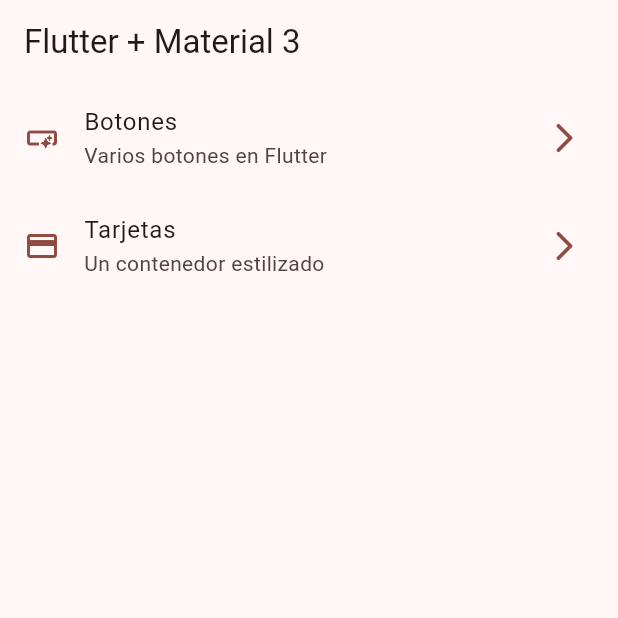
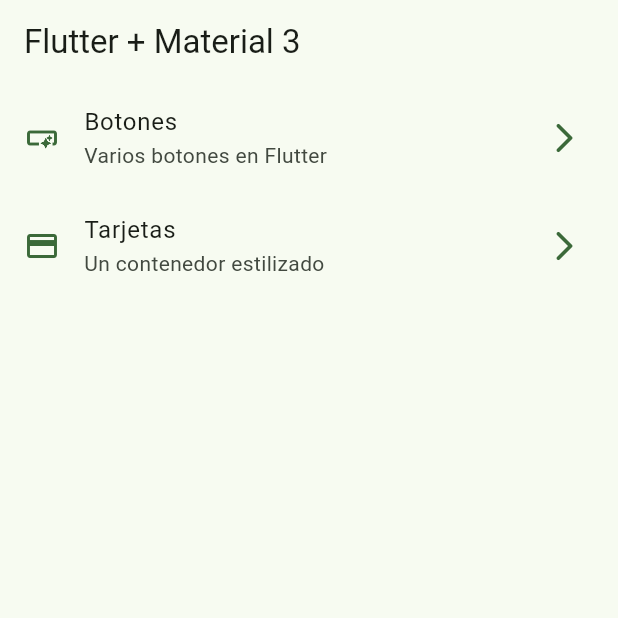
Before and after one commit to DarwinTQ/widget-app-flutter, a Flutter app: the screen it shows after launch, on a phone screen of 412 x 824 dp, the top half of it. Run offline on Flutter 3.47's test engine with Material 3 defaults, Android fonts, the phone set to English and light mode, and no system bars; our stand-ins replace go_router.

Commit message:
se cabio el tema

```diff
--- a/lib/main.dart
+++ b/lib/main.dart
@@ -14,7 +14,7 @@ class MainApp extends StatelessWidget {
     return MaterialApp.router(
       routerConfig: appRouter,
       debugShowCheckedModeBanner: false,
-      theme: AppTheme(selectedColor: 0).getTheme(),
+      theme: AppTheme(selectedColor: 9).getTheme(),
     );
   }
 }
```
